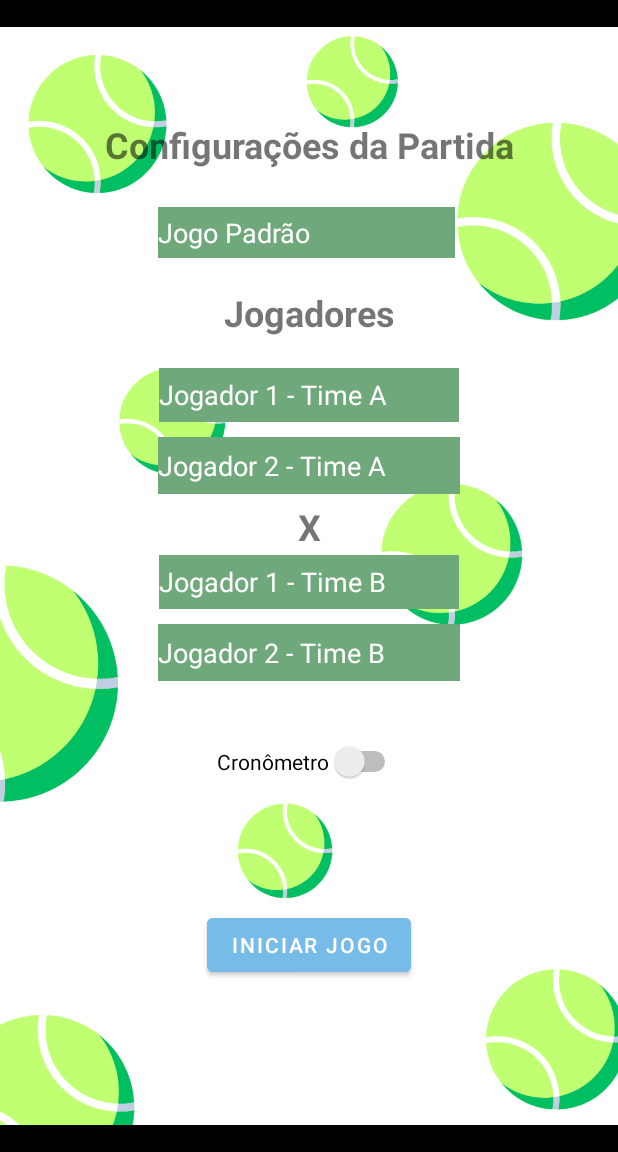
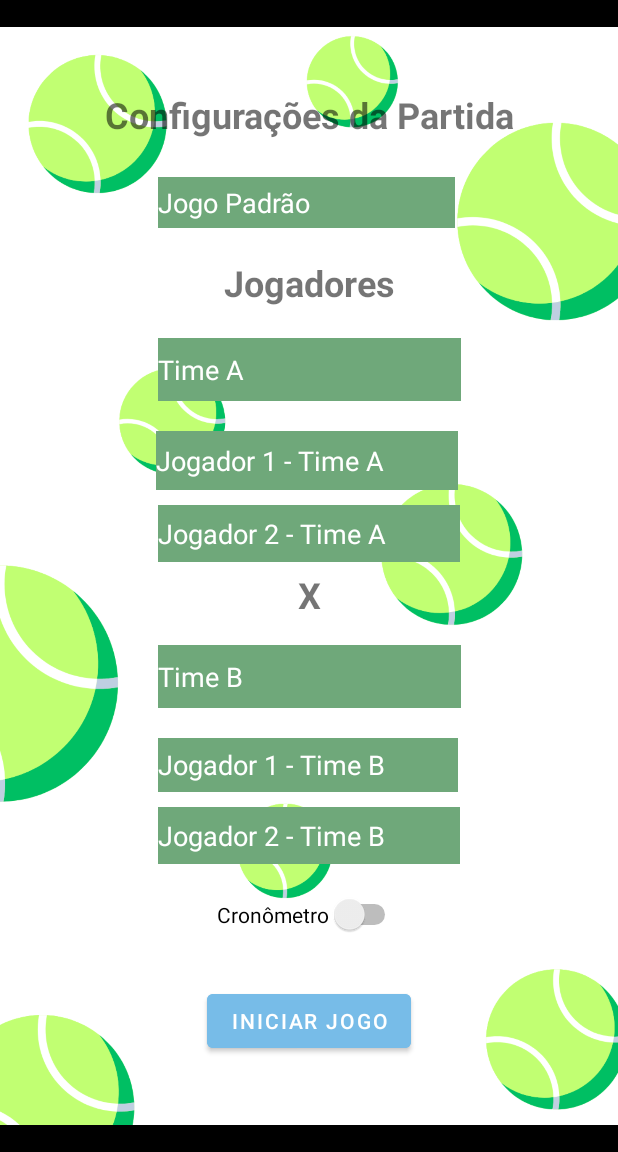
Before and after one commit to luna-vasconcelos/AppPlacarRacha, an Android app: the ConfigActivity screen opened directly, with no data from a screen before it, on a phone screen of 412 x 824 dp, the part 84-1236 px from its top. Run offline under Robolectric (Android 15) with nearby library versions, the phone set to English and light mode, and no system bars.

Commit message:
Adicionado campos de times

```diff
--- a/app/src/main/res/layout/activity_config.xml
+++ b/app/src/main/res/layout/activity_config.xml
@@ -14,6 +14,19 @@
         app:srcCompat="@drawable/background"
         tools:layout_editor_absoluteX="0dp"
         tools:layout_editor_absoluteY="0dp" />
+
+    <EditText
+        android:id="@+id/team2"
+        style="@style/editText"
+        android:layout_width="202dp"
+        android:layout_height="42dp"
+        android:layout_marginTop="20dp"
+        android:ems="10"
+        android:inputType="text"
+        android:text="Time B"
+        app:layout_constraintEnd_toEndOf="parent"
+        app:layout_constraintStart_toStartOf="parent"
+        app:layout_constraintTop_toBottomOf="@+id/txSeparador" />
 
     <EditText
         android:id="@+id/Player2TB"
@@ -36,7 +49,7 @@
         style="@style/editText"
         android:layout_width="200dp"
         android:layout_height="36dp"
-        android:layout_marginTop="5dp"
+        android:layout_marginTop="20dp"
         android:background="@color/YellowLight"
         android:ems="10"
         android:inputType="textPersonName"
@@ -44,8 +57,9 @@
         android:paddingBottom="2sp"
         android:text="Jogador 1 - Time B"
         app:layout_constraintEnd_toEndOf="parent"
+        app:layout_constraintHorizontal_bias="0.497"
         app:layout_constraintStart_toStartOf="parent"
-        app:layout_constraintTop_toBottomOf="@+id/txSeparador" />
+        app:layout_constraintTop_toBottomOf="@+id/team2" />
 
     <EditText
         android:id="@+id/editTextGameName"
@@ -65,11 +79,11 @@
         app:layout_constraintTop_toBottomOf="@+id/tvNomePartida" />
 
     <TextView
+        android:id="@+id/tvNomePartida"
         style="@style/textView"
-        android:id="@+id/tvNomePartida"
         android:layout_width="293dp"
         android:layout_height="38dp"
-        android:layout_marginTop="80dp"
+        android:layout_marginTop="60dp"
         android:text="Configurações da Partida"
         android:textAlignment="center"
         android:textSize="24sp"
@@ -92,10 +106,10 @@
         app:layout_constraintTop_toBottomOf="@+id/editTextGameName" />
 
     <EditText
-        android:id="@+id/Player1TA"
+        android:id="@+id/Player1T1"
         style="@style/editText"
-        android:layout_width="200dp"
-        android:layout_height="36dp"
+        android:layout_width="201dp"
+        android:layout_height="39dp"
         android:layout_marginTop="20dp"
         android:background="@color/YellowLight"
         android:ems="10"
@@ -104,11 +118,12 @@
         android:paddingBottom="2sp"
         android:text="Jogador 1 - Time A"
         app:layout_constraintEnd_toEndOf="parent"
+        app:layout_constraintHorizontal_bias="0.495"
         app:layout_constraintStart_toStartOf="parent"
-        app:layout_constraintTop_toBottomOf="@+id/tvJogadores" />
+        app:layout_constraintTop_toBottomOf="@+id/team1" />
 
     <EditText
-        android:id="@+id/Player2TA"
+        android:id="@+id/Player2T1"
         style="@style/editText"
         android:layout_width="201dp"
         android:layout_height="38dp"
@@ -121,7 +136,7 @@
         android:text="Jogador 2 - Time A"
         app:layout_constraintEnd_toEndOf="parent"
         app:layout_constraintStart_toStartOf="parent"
-        app:layout_constraintTop_toBottomOf="@+id/Player1TA" />
+        app:layout_constraintTop_toBottomOf="@+id/Player1T1" />
 
     <TextView
         android:id="@+id/txSeparador"
@@ -134,13 +149,13 @@
         android:textStyle="bold"
         app:layout_constraintEnd_toEndOf="parent"
         app:layout_constraintStart_toStartOf="parent"
-        app:layout_constraintTop_toBottomOf="@+id/Player2TA" />
+        app:layout_constraintTop_toBottomOf="@+id/Player2T1" />
 
     <Switch
         android:id="@+id/swTimer"
         android:layout_width="wrap_content"
         android:layout_height="wrap_content"
-        android:layout_marginTop="40dp"
+        android:layout_marginTop="20dp"
         android:text="Cronômetro"
         app:layout_constraintEnd_toEndOf="parent"
         app:layout_constraintStart_toStartOf="parent"
@@ -160,4 +175,17 @@
         app:layout_constraintStart_toStartOf="parent"
         app:layout_constraintTop_toBottomOf="@+id/swTimer" />
 
+    <EditText
+        android:id="@+id/team1"
+        style="@style/editText"
+        android:layout_width="202dp"
+        android:layout_height="42dp"
+        android:layout_marginTop="20dp"
+        android:ems="10"
+        android:inputType="text"
+        android:text="Time A"
+        app:layout_constraintEnd_toEndOf="parent"
+        app:layout_constraintStart_toStartOf="parent"
+        app:layout_constraintTop_toBottomOf="@+id/tvJogadores" />
+
 </androidx.constraintlayout.widget.ConstraintLayout>
--- a/app/src/main/res/values-night/themes.xml
+++ b/app/src/main/res/values-night/themes.xml
@@ -27,6 +27,7 @@
 
     <style name="editText" >
         <item name="android:backgroundTint">@color/lightGray</item>
+        <item name="android:background">@color/lightGray</item>
         <item name="android:textColor">@color/white</item>
     </style>
 
--- a/app/src/main/res/values/themes.xml
+++ b/app/src/main/res/values/themes.xml
@@ -21,6 +21,7 @@
 
     <style name="editText" >
         <item name="android:backgroundTint">@color/greenlight</item>
+        <item name="android:background">@color/greenlight</item>
         <item name="android:textColor">@color/white</item>
     </style>
 
```
